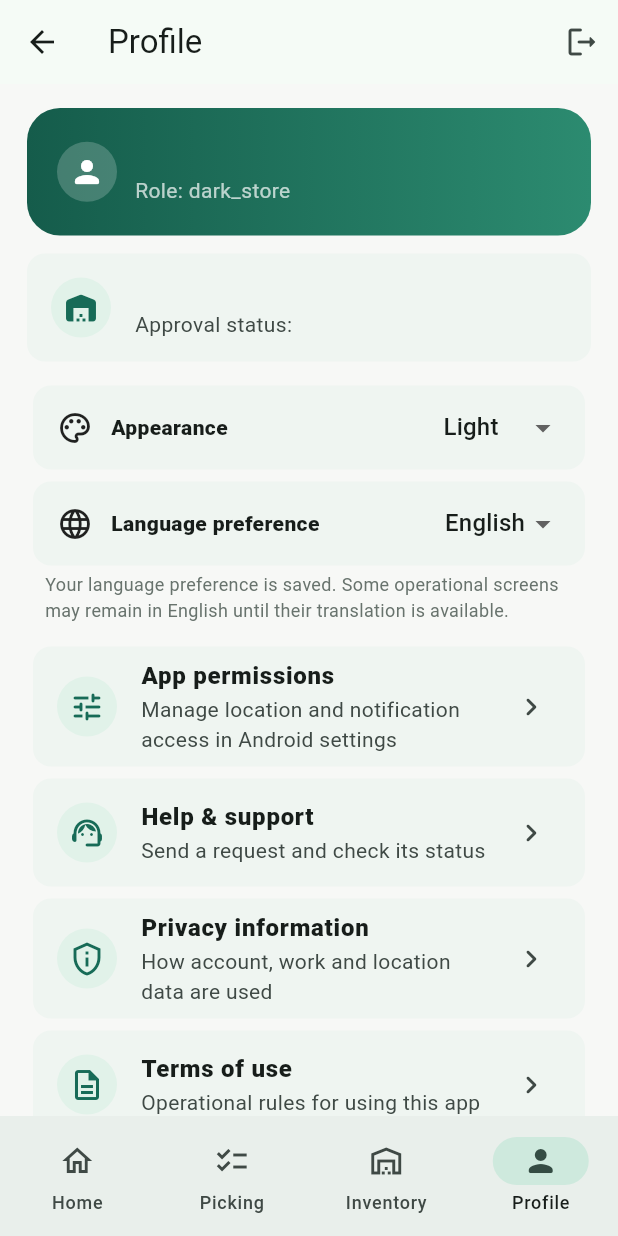
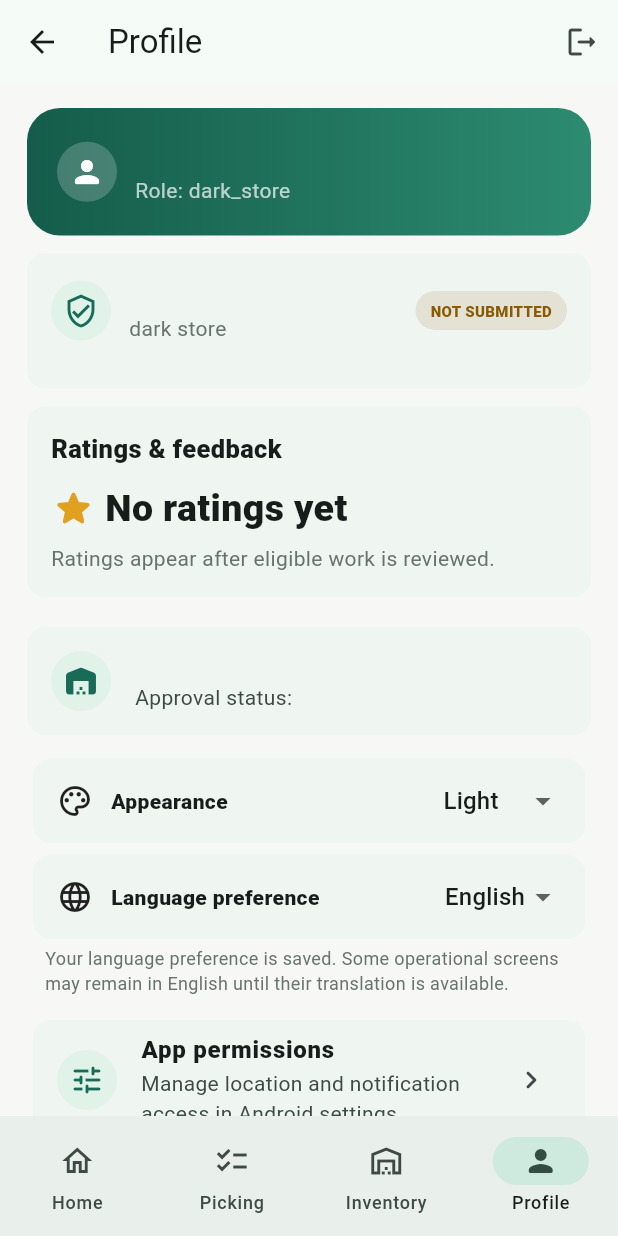
Before and after one commit to mauryasujeet698-svg/Alteo, a Flutter app: the RoleOperationsPage screen opened directly with empty values, item 4 of the bottom bar chosen, on a phone screen of 412 x 824 dp. Run offline on Flutter 3.47's test engine with Material 3 defaults, Android fonts, the phone set to English and light mode, and no system bars; our stand-ins replace firebase_core, firebase_messaging, flutter_local_notifications, flutter_map, geocoding, geolocator and 6 more; accounts and stored records are empty; network calls fail.

Commit message:
Add dark-store account details and handover ratings

```diff
--- a/apps/dark_store/lib/main.dart
+++ b/apps/dark_store/lib/main.dart
@@ -677,6 +677,8 @@ class _RoleOperationsPageState extends State<RoleOperationsPage> {
               ])),
             ]),
           ),
+          AlteoPartnerAccountCard(role: requiredRole, userId: user!.id),
+          AlteoPartnerRatingCard(role: requiredRole, userId: user!.id),
           if (requiredRole == 'seller')
             FutureBuilder<Map<String, dynamic>?>(
               future: sellerProfile,
@@ -1162,12 +1164,21 @@ class _RoleOperationsPageState extends State<RoleOperationsPage> {
                         label: Text(actionLabel),
                       ),
                     ),
-                  ] else if (status == 'handed_over')
+                  ] else if (status == 'handed_over') ...[
                     const Padding(padding: EdgeInsets.only(top: 10), child: Row(children: [
                       Icon(Icons.check_circle_rounded, color: Colors.green),
                       SizedBox(width: 7),
                       Text('Handed over to dispatch', style: TextStyle(fontWeight: FontWeight.w800)),
                     ])),
+                    Padding(
+                      padding: const EdgeInsets.only(top: 8),
+                      child: AlteoRateCompletedWorkButton(
+                        role: requiredRole,
+                        transactionType: 'dark_store_task',
+                        transactionId: task['id'].toString(),
+                      ),
+                    ),
+                  ],
                 ]),
               ),
             );
```
